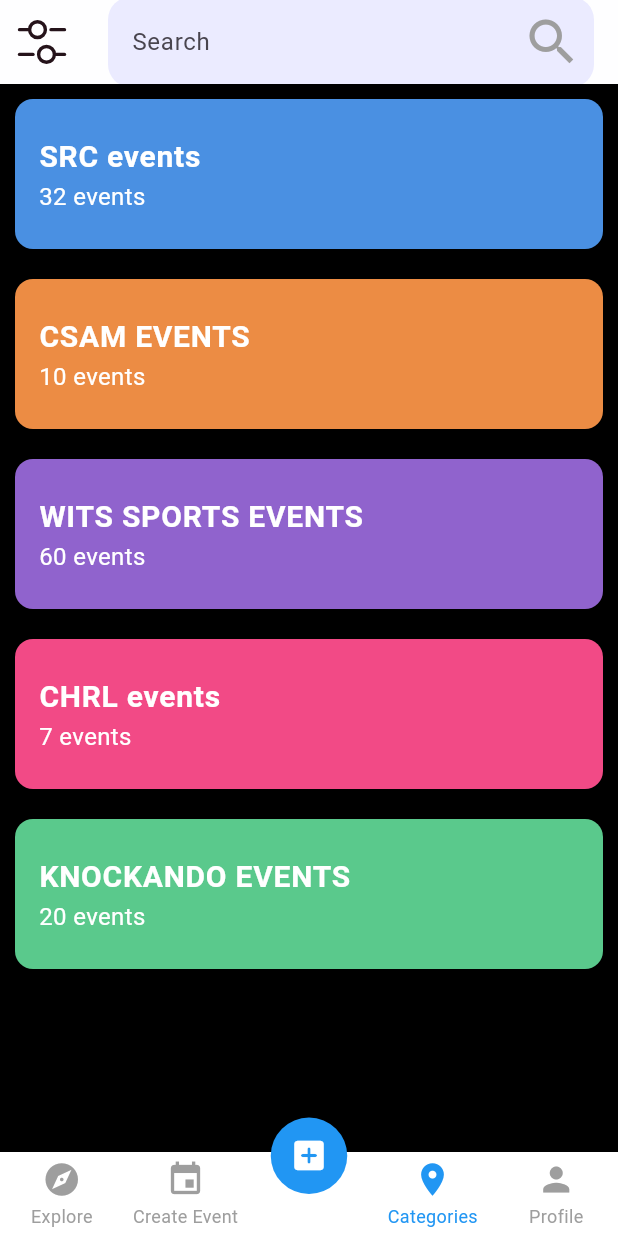
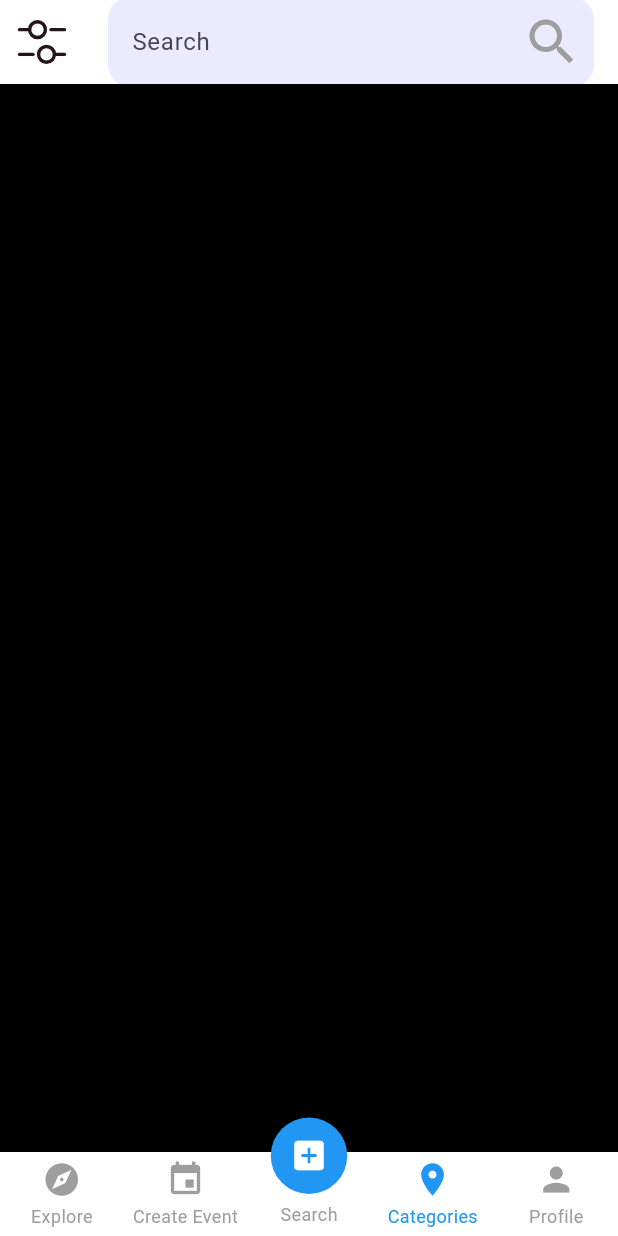
Before and after one commit to mucthecoder/Event_And_Activities_App, a Flutter app: the Home screen opened directly, item 4 of the bottom bar chosen, on a phone screen of 412 x 824 dp. Run offline on Flutter 3.47's test engine with Material 3 defaults, Android fonts, the phone set to English and light mode, and no system bars; drawn by our look-alikes of persistent_bottom_nav_bar; our stand-ins replace flutter_svg, image_picker, shared_preferences; accounts and stored records are empty.

Commit message:
Update home.dart

```diff
--- a/lib/screens/home.dart
+++ b/lib/screens/home.dart
@@ -1,20 +1,12 @@
-//import 'package:event_and_activities_app/navbar_model.dart';
+import 'package:flutter/material.dart';
+import 'package:flutter_svg/flutter_svg.dart';
+import 'package:persistent_bottom_nav_bar/persistent_bottom_nav_bar.dart';
+import 'package:event_and_activities_app/screens/Eventcreater.dart'; // Import the CreateNewEventPage
 import 'package:event_and_activities_app/widget/big_event_card.dart';
 import 'package:event_and_activities_app/widget/categories_row.dart';
 import 'package:event_and_activities_app/widget/heart_card.dart';
 import 'package:event_and_activities_app/widget/join_card.dart';
-import 'package:event_and_activities_app/widget/profile_card.dart';
-import 'package:flutter/material.dart';
-import 'package:flutter_svg/flutter_svg.dart';
-import 'package:persistent_bottom_nav_bar/persistent_bottom_nav_bar.dart';
-import '../data.dart';
-import '../widget/event_bottom_sheet.dart';
-import '../widget/event_cards.dart';
-import '../widget/price_card.dart';
-import 'create_event_screen.dart';
-//import 'package:persistent_bottom_nav_bar/persistent_tab_view.dart';
-
-//import '../navbar.dart'; // Assuming this is your custom NavBar widget
+import 'package:event_and_activities_app/widget/price_card.dart';
 
 class Home extends StatefulWidget {
   const Home({super.key});
@@ -25,7 +17,7 @@ class Home extends StatefulWidget {
 
 class _HomeState extends State<Home> {
   PersistentTabController _controller =
-      PersistentTabController(initialIndex: 0);
+  PersistentTabController(initialIndex: 0);
 
   @override
   void initState() {
@@ -39,51 +31,18 @@ class _HomeState extends State<Home> {
         child: Column(
           children: [
             CategoriesRow(),
-            PriceCard(), // Add your event card here
+            PriceCard(),
             JoinCard(),
             HeartCard(),
             BigEventCard(),
           ],
         ),
       ),
-      const Center(
-          child: Text(
-        "I have no idea what goes here",
-        style: TextStyle(fontSize: 25, fontWeight: FontWeight.bold),
-      )),
-      // Replace the direct modal call with a button that shows the modal
-      const CreateEventScreen(), // This is the screen that will automatically show the modal
-
-      ListView.builder(
-        itemCount: events.length,
-        itemBuilder: (context, index) {
-          final event = events[index];
-          return EventCard(
-            title: event["name"]!,
-            count: event["count"]!,
-            color: Color(int.parse(event["color"]!)),
-          );
-        },
-      ),
-      ProfileCard()
+      const CreateNewEventPage(), // Navigate to CreateNewEventPage
+      Container(),
+      Container(),
+      Container()
     ];
-  }
-
-  // Function to show the bottom sheet
-  void _showCreateEventModal(BuildContext context) {
-    showModalBottomSheet(
-      isScrollControlled: true, // Allows for full-screen modal
-      context: context,
-      builder: (BuildContext context) {
-        return Padding(
-          padding: EdgeInsets.only(
-              bottom: MediaQuery.of(context)
-                  .viewInsets
-                  .bottom), // Ensures the modal shifts when keyboard pops up
-          child: const CreateEventForm(),
-        );
-      },
-    );
   }
 
   List<PersistentBottomNavBarItem> _navBarsItems() {
@@ -101,11 +60,8 @@ class _HomeState extends State<Home> {
         inactiveColorPrimary: Colors.grey,
       ),
       PersistentBottomNavBarItem(
-        icon: const Icon(
-          Icons.add_box_rounded,
-          color: Colors.white,
-        ),
-        title: (" "),
+        icon: const Icon(Icons.add_box_rounded),
+        title: ("Search"),
         activeColorPrimary: Colors.blue,
         inactiveColorPrimary: Colors.grey,
       ),
@@ -122,6 +78,17 @@ class _HomeState extends State<Home> {
         inactiveColorPrimary: Colors.grey,
       ),
     ];
+  }
+
+  void _onItemSelected(int index) {
+    if (index == 1) {
+      Navigator.push(
+        context,
+        MaterialPageRoute(builder: (context) => const CreateNewEventPage()),
+      );
+    } else {
+      _controller.index = index;
+    }
   }
 
   @override
@@ -171,15 +138,13 @@ class _HomeState extends State<Home> {
         controller: _controller,
         screens: _buildScreens(),
         items: _navBarsItems(),
-        padding: EdgeInsets.only(top: 10),
-        //confineInSafeArea: true,
+        onItemSelected: _onItemSelected, // Handle item selection
+        padding: const EdgeInsets.only(top: 10),
         backgroundColor: Colors.white, // Default is Colors.white.
         handleAndroidBackButtonPress: true, // Default is true.
-        resizeToAvoidBottomInset:
-            true, // This prevents the bottom nav bar from resizing when the keyboard is open.
+        resizeToAvoidBottomInset: true, // This prevents the bottom nav bar from resizing when the keyboard is open.
         stateManagement: true, // Default is true.
-        navBarStyle: NavBarStyle
-            .style15, // Choose the nav bar style with different properties.
+        navBarStyle: NavBarStyle.style15, // Choose the nav bar style with different properties.
       ),
     );
   }
```
